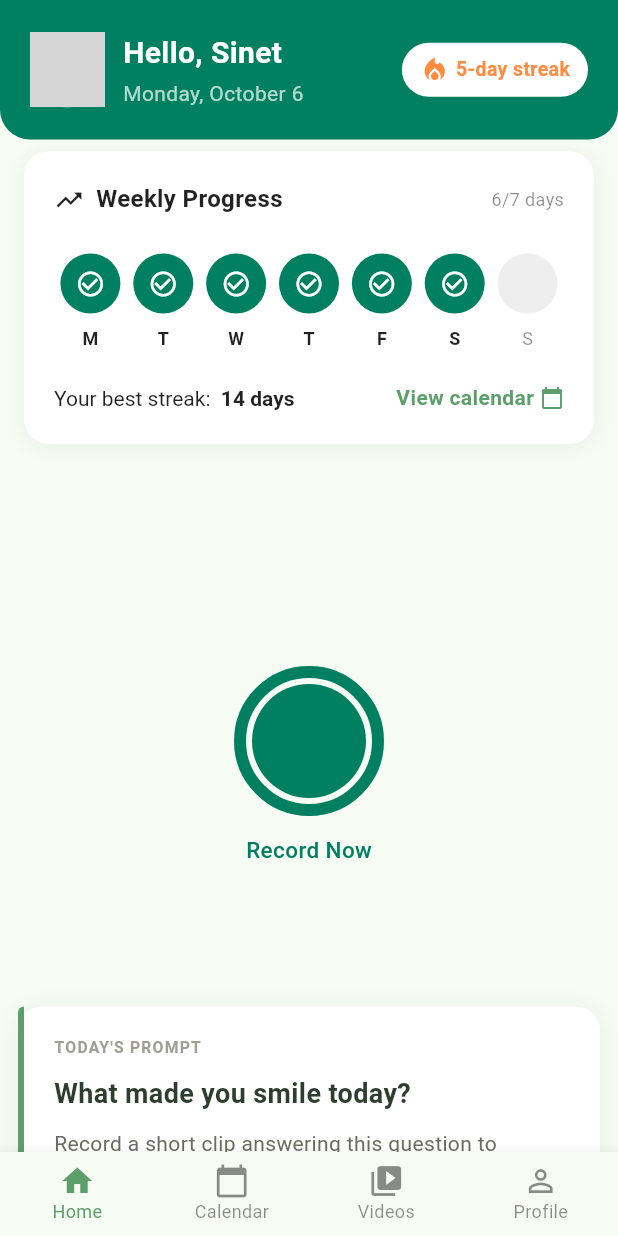
After one commit to fallingstaa/Thort_Jivit, a Flutter app: the HomePage screen opened directly, on a phone screen of 412 x 824 dp. The commit adds this screen. Run offline on Flutter 3.47's test engine with Material 3 defaults, Android fonts, the light colour scheme and no system bars; network calls fail; grey boxes are pictures that could not be loaded.

Commit message:
fix merge conflict

```diff
--- a/lib/app.dart
+++ b/lib/app.dart
@@ -1,4 +1,5 @@
 import 'package:flutter/material.dart';
+import 'package:thort_jivit/screen/homepage.dart';
 import 'package:thort_jivit/screen/welcome.dart'; // Ensure correct path
 
 // Define a consistent brand color based on the design
--- /dev/null
+++ b/lib/screen/homepage.dart
@@ -0,0 +1,383 @@
+import 'package:flutter/material.dart';
+
+class HomePage extends StatelessWidget {
+  const HomePage({Key? key}) : super(key: key);
+
+  @override
+  Widget build(BuildContext context) {
+    return Scaffold(
+      body: Column(
+        children: [
+          Expanded(
+            child: SingleChildScrollView(
+              child: Column(
+                children: [
+                  // Header Section
+                  Container(
+                    // margin: const EdgeInsets.all(16),
+                    padding: const EdgeInsets.all(20),
+                    decoration: BoxDecoration(
+                      color: Color(0xFF008060),
+                      borderRadius: BorderRadius.only(bottomLeft: Radius.circular(20), bottomRight: Radius.circular(20),),
+                    ),
+                    child: Row(
+                      children: [
+                        Container(
+                          width: 50,
+                          height: 50,
+                          decoration: BoxDecoration(
+                            color: Colors.white,
+                            borderRadius: BorderRadius.circular(100),
+                            image: const DecorationImage(
+                              image: NetworkImage('https://ui-avatars.com/api/?name=Sinet&background=fff&color=5D9F6A'),
+                              fit: BoxFit.cover,
+                            ),
+                          ),
+                        ),
+                        const SizedBox(width: 12),
+                        Expanded(
+                          child: Column(
+                            crossAxisAlignment: CrossAxisAlignment.start,
+                            children: const [
+                              Text(
+                                'Hello, Sinet',
+                                style: TextStyle(
+                                  color: Colors.white,
+                                  fontSize: 20,
+                                  fontWeight: FontWeight.bold,
+                                ),
+                              ),
+                              SizedBox(height: 2),
+                              Text(
+                                'Monday, October 6',
+                                style: TextStyle(
+                                  color: Colors.white70,
+                                  fontSize: 14,
+                                ),
+                              ),
+                            ],
+                          ),
+                        ),
+                        Container(
+                          padding: const EdgeInsets.symmetric(horizontal: 12, vertical: 8),
+                          decoration: BoxDecoration(
+                            color: Colors.white,
+                            borderRadius: BorderRadius.circular(20),
+                          ),
+                          child: Row(
+                            children: const [
+                              Icon(Icons.local_fire_department, color: Color(0xFFFF8C42), size: 20),
+                              SizedBox(width: 4),
+                              Text(
+                                '5-day streak',
+                                style: TextStyle(
+                                  color: Color(0xFFFF8C42),
+                                  fontWeight: FontWeight.w600,
+                                  fontSize: 13,
+                                ),
+                              ),
+                            ],
+                          ),
+                        ),
+                      ],
+                    ),
+                  ),
+
+                  // Weekly Progress Card
+                  Container(
+                    margin: const EdgeInsets.symmetric(horizontal: 16, vertical: 8),
+                    padding: const EdgeInsets.all(20),
+                    decoration: BoxDecoration(
+                      color: Colors.white,
+                      borderRadius: BorderRadius.circular(16),
+                      boxShadow: [
+                        BoxShadow(
+                          color: Colors.black.withOpacity(0.05),
+                          blurRadius: 10,
+                          offset: const Offset(0, 2),
+                        ),
+                      ],
+                    ),
+                    child: Column(
+                      children: [
+                        Row(
+                          mainAxisAlignment: MainAxisAlignment.spaceBetween,
+                          children: [
+                            Row(
+                              children: const [
+                                Icon(Icons.trending_up, size: 20, color: Colors.black87),
+                                SizedBox(width: 8),
+                                Text(
+                                  'Weekly Progress',
+                                  style: TextStyle(
+                                    fontSize: 16,
+                                    fontWeight: FontWeight.w600,
+                                    color: Colors.black87,
+                                  ),
+                                ),
+                              ],
+                            ),
+                            const Text(
+                              '6/7 days',
+                              style: TextStyle(
+                                fontSize: 12,
+                                color: Colors.black45,
+                              ),
+                            ),
+                          ],
+                        ),
+                        const SizedBox(height: 24),
+                        Row(
+                          mainAxisAlignment: MainAxisAlignment.spaceAround,
+                          children: const [
+                            DayCheckmark(day: 'M', isCompleted: true),
+                            DayCheckmark(day: 'T', isCompleted: true),
+                            DayCheckmark(day: 'W', isCompleted: true),
+                            DayCheckmark(day: 'T', isCompleted: true),
+                            DayCheckmark(day: 'F', isCompleted: true),
+                            DayCheckmark(day: 'S', isCompleted: true),
+                            DayCheckmark(day: 'S', isCompleted: false),
+                          ],
+                        ),
+                        const SizedBox(height: 20),
+                        Row(
+                          mainAxisAlignment: MainAxisAlignment.spaceBetween,
+                          children: [
+                            RichText(
+                              text: const TextSpan(
+                                style: TextStyle(fontSize: 14, color: Colors.black87),
+                                children: [
+                                  TextSpan(text: 'Your best streak:  '),
+                                  TextSpan(
+                                    text: '14 days',
+                                    style: TextStyle(fontWeight: FontWeight.bold),
+                                  ),
+                                ],
+                              ),
+                            ),
+                            Row(
+                              children: const [
+                                Text(
+                                  'View calendar',
+                                  style: TextStyle(
+                                    color: Color(0xFF5D9F6A),
+                                    fontWeight: FontWeight.w600,
+                                    fontSize: 14,
+                                  ),
+                                ),
+                                SizedBox(width: 4),
+                                Icon(Icons.calendar_today, size: 16, color: Color(0xFF5D9F6A)),
+                              ],
+                            ),
+                          ],
+                        ),
+                      ],
+                    ),
+                  ),
+
+                  const SizedBox(height: 140),
+
+                  // Record Button - Matching exact design
+                  Column(
+                    mainAxisAlignment: MainAxisAlignment.center,
+                    children: [
+                      Center(
+                        child: InkWell(
+                          onTap: () {},
+                          child: Column(
+                            children: [
+                              Container(
+                                width: 100,
+                                height: 100,
+                                decoration: BoxDecoration(
+                                  shape: BoxShape.circle,
+                                  border: Border.all(
+                                    color: const Color(0xFF008060),
+                                    width: 8,
+                                  ),
+                                ),
+                                child: Container(
+                                  margin: const EdgeInsets.all(4),
+                                  decoration: const BoxDecoration(
+                                    shape: BoxShape.circle,
+                                    color: Color(0xFF008060),
+                                  ),
+                                ),
+                              ),
+                              const SizedBox(height: 12),
+                              const Text(
+                                'Record Now',
+                                style: TextStyle(
+                                  fontSize: 15,
+                                  fontWeight: FontWeight.w500,
+                                  color: Color(0xFF008060),
+                                ),
+                              ),
+                            ],
+                          ),
+                        ),
+                      ),
+                    ],
+                  ),
+
+                  const SizedBox(height: 80),
+
+                  // Today's Prompt Card - Matching exact design
+                  Center(child: Padding(
+                    padding: const EdgeInsets.all(12.0),
+                    child: TodaysPromptCard(),
+                  )),
+
+                  const SizedBox(height: 80),
+                ],
+              ),
+            ),
+          ),
+        ],
+      ),
+      bottomNavigationBar: BottomNavigationBar(
+        type: BottomNavigationBarType.fixed,
+        selectedItemColor: const Color(0xFF5D9F6A),
+        unselectedItemColor: Colors.black45,
+        currentIndex: 0,
+        selectedFontSize: 12,
+        unselectedFontSize: 12,
+        items: const [
+          BottomNavigationBarItem(
+            icon: Icon(Icons.home),
+            label: 'Home',
+          ),
+          BottomNavigationBarItem(
+            icon: Icon(Icons.calendar_today),
+            label: 'Calendar',
+          ),
+          BottomNavigationBarItem(
+            icon: Icon(Icons.video_library),
+            label: 'Videos',
+          ),
+          BottomNavigationBarItem(
+            icon: Icon(Icons.person_outline),
+            label: 'Profile',
+          ),
+        ],
+      ),
+    );
+  }
+}
+
+class DayCheckmark extends StatelessWidget {
+  final String day;
+  final bool isCompleted;
+
+  const DayCheckmark({
+    Key? key,
+    required this.day,
+    required this.isCompleted,
+  }) : super(key: key);
+
+  @override
+  Widget build(BuildContext context) {
+    return Column(
+      children: [
+        Container(
+          width: 40,
+          height: 40,
+          decoration: BoxDecoration(
+            shape: BoxShape.circle,
+            color: isCompleted ? const Color(0xFF008060) : Colors.grey.shade200,
+          ),
+          child: isCompleted
+              ? const Icon(Icons.check_circle_outline, color: Colors.white, size: 20)
+              : null,
+        ),
+        const SizedBox(height: 8),
+        Text(
+          day,
+          style: TextStyle(
+            fontSize: 12,
+            color: isCompleted ? Colors.black87 : Colors.black45,
+            fontWeight: isCompleted ? FontWeight.w600 : FontWeight.normal,
+          ),
+        ),
+      ],
+    );
+  }
+}
+
+class TodaysPromptCard extends StatelessWidget {
+  const TodaysPromptCard({Key? key}) : super(key: key);
+
+  @override
+  Widget build(BuildContext context) {
+    return Container(
+      decoration: BoxDecoration(
+        color: Colors.white,
+        borderRadius: BorderRadius.circular(16),
+        boxShadow: [
+          BoxShadow(
+            color: Colors.black.withOpacity(0.06),
+            blurRadius: 12,
+            offset: const Offset(0, 2),
+          ),
+        ],
+      ),
+      child: IntrinsicHeight(
+        child: Row(
+          crossAxisAlignment: CrossAxisAlignment.stretch,
+          children: [
+            // Green left border
+            Container(
+              width: 4,
+              decoration: const BoxDecoration(
+                color: Color(0xFF5D9F6A),
+                borderRadius: BorderRadius.only(
+                  topLeft: Radius.circular(16),
+                  bottomLeft: Radius.circular(16),
+                ),
+              ),
+            ),
+            // Content
+            Expanded(
+              child: Padding(
+                padding: const EdgeInsets.fromLTRB(20, 20, 20, 20),
+                child: Column(
+                  crossAxisAlignment: CrossAxisAlignment.start,
+                  children: const [
+                    Text(
+                      "TODAY'S PROMPT",
+                      style: TextStyle(
+                        fontSize: 10.5,
+                        fontWeight: FontWeight.w600,
+                        color: Color(0xFF9E9E96),
+                        letterSpacing: 0.8,
+                      ),
+                    ),
+                    SizedBox(height: 10),
+                    Text(
+                      'What made you smile today?',
+                      style: TextStyle(
+                        fontSize: 18,
+                        fontWeight: FontWeight.w600,
+                        color: Color(0xFF2D3E2F),
+                        height: 1.3,
+                      ),
+                    ),
+                    SizedBox(height: 12),
+                    Text(
+                      'Record a short clip answering this question to continue your life story.',
+                      style: TextStyle(
+                        fontSize: 14,
+                        color: Color(0xFF6B6B65),
+                        height: 1.5,
+                      ),
+                    ),
+                  ],
+                ),
+              ),
+            ),
+          ],
+        ),
+      ),
+    );
+  }
+}
```
Also changed, not shown: pubspec.lock, 4 other files.
